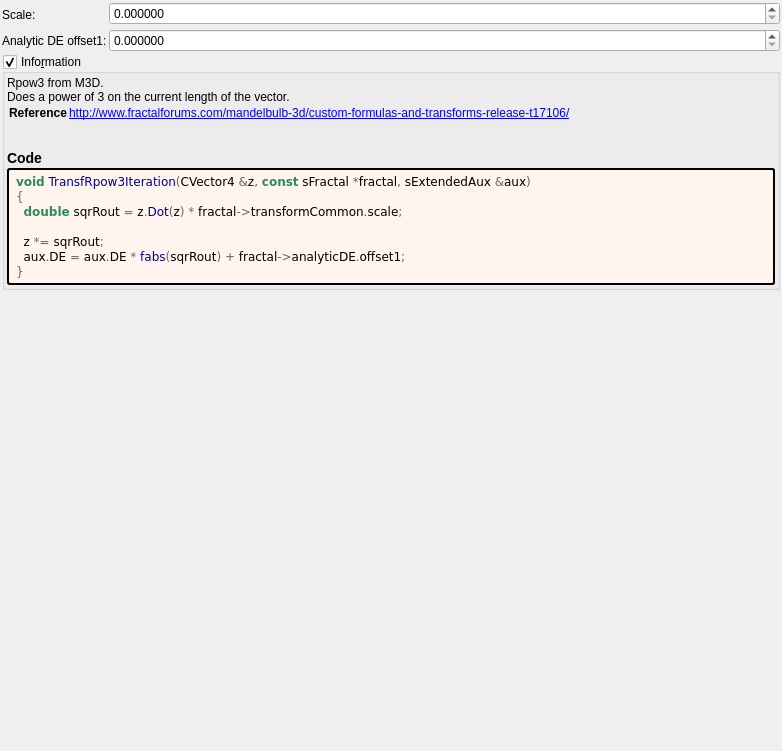
Old version of the form mandelbulber2/formula/ui/transf_rpow3.ui in the repository buddhi1980/mandelbulber2.
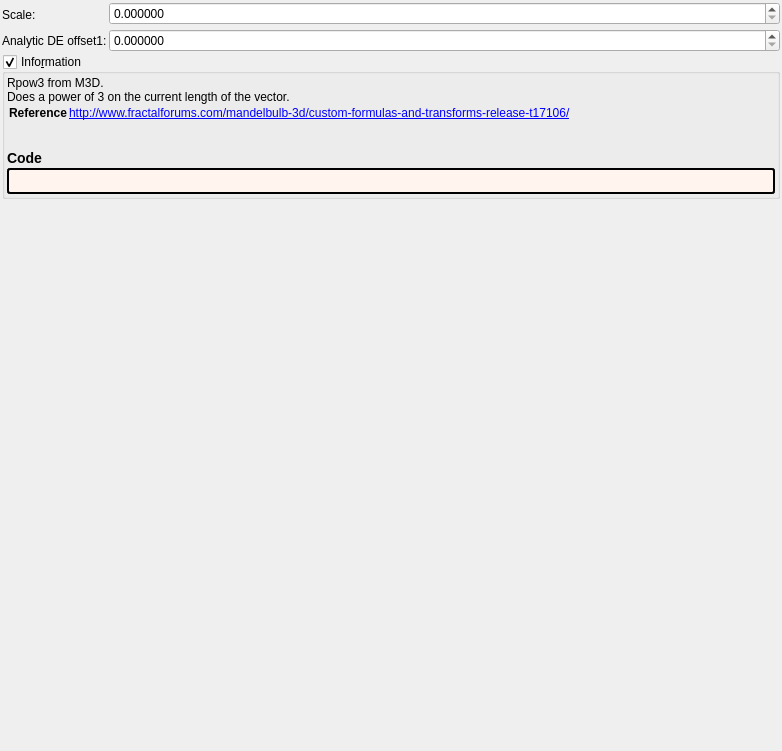
New version of the form. Custom widgets are drawn as their Qt base class.

What changed in the file:
```diff
--- a/mandelbulber2/formula/ui/transf_rpow3.ui
+++ b/mandelbulber2/formula/ui/transf_rpow3.ui
@@ -162,16 +162,7 @@
          <string notr="true">border-style: outset; border-width: 2px; border-radius: 3px; border-color: black; background-color: #fff5ee; padding: 4px;</string>
         </property>
         <property name="text">
-         <string notr="true">&lt;body style=&quot;background-color:#fff5ee&quot;&gt;
-&lt;pre style=&quot;color:#000000; background-color:#fff5ee;  font-family:'Courier New',monospace;&quot;&gt;&lt;span style=&quot;color:#2e8b57; font-weight:bold&quot;&gt;void&lt;/span&gt; &lt;span style=&quot;color:#00008f&quot;&gt;TransfRpow3Iteration&lt;/span&gt;&lt;span style=&quot;color:#676767&quot;&gt;(&lt;/span&gt;CVector4 &lt;span style=&quot;color:#676767&quot;&gt;&amp;amp;&lt;/span&gt;z&lt;span style=&quot;color:#676767&quot;&gt;,&lt;/span&gt; &lt;span style=&quot;color:#2e8b57; font-weight:bold&quot;&gt;const&lt;/span&gt; sFractal &lt;span style=&quot;color:#676767&quot;&gt;*&lt;/span&gt;fractal&lt;span style=&quot;color:#676767&quot;&gt;,&lt;/span&gt; sExtendedAux &lt;span style=&quot;color:#676767&quot;&gt;&amp;amp;&lt;/span&gt;aux&lt;span style=&quot;color:#676767&quot;&gt;)&lt;/span&gt;
-&lt;span style=&quot;color:#676767&quot;&gt;{&lt;/span&gt;
-  &lt;span style=&quot;color:#2e8b57; font-weight:bold&quot;&gt;double&lt;/span&gt; sqrRout &lt;span style=&quot;color:#676767&quot;&gt;=&lt;/span&gt; z&lt;span style=&quot;color:#676767&quot;&gt;.&lt;/span&gt;&lt;span style=&quot;color:#00008f&quot;&gt;Dot&lt;/span&gt;&lt;span style=&quot;color:#676767&quot;&gt;(&lt;/span&gt;z&lt;span style=&quot;color:#676767&quot;&gt;) *&lt;/span&gt; fractal&lt;span style=&quot;color:#676767&quot;&gt;-&amp;gt;&lt;/span&gt;transformCommon&lt;span style=&quot;color:#676767&quot;&gt;.&lt;/span&gt;scale&lt;span style=&quot;color:#676767&quot;&gt;;&lt;/span&gt;
-
-  z &lt;span style=&quot;color:#676767&quot;&gt;*=&lt;/span&gt; sqrRout&lt;span style=&quot;color:#676767&quot;&gt;;&lt;/span&gt;
-  aux&lt;span style=&quot;color:#676767&quot;&gt;.&lt;/span&gt;DE &lt;span style=&quot;color:#676767&quot;&gt;=&lt;/span&gt; aux&lt;span style=&quot;color:#676767&quot;&gt;.&lt;/span&gt;DE &lt;span style=&quot;color:#676767&quot;&gt;*&lt;/span&gt; &lt;span style=&quot;color:#00008f&quot;&gt;fabs&lt;/span&gt;&lt;span style=&quot;color:#676767&quot;&gt;(&lt;/span&gt;sqrRout&lt;span style=&quot;color:#676767&quot;&gt;) +&lt;/span&gt; fractal&lt;span style=&quot;color:#676767&quot;&gt;-&amp;gt;&lt;/span&gt;analyticDE&lt;span style=&quot;color:#676767&quot;&gt;.&lt;/span&gt;offset1&lt;span style=&quot;color:#676767&quot;&gt;;&lt;/span&gt;
-&lt;span style=&quot;color:#676767&quot;&gt;}&lt;/span&gt;
-&lt;/pre&gt;
-&lt;/body&gt;</string>
+         <string notr="true"></string>
         </property>
         <property name="wordWrap">
          <bool>true</bool>
```
